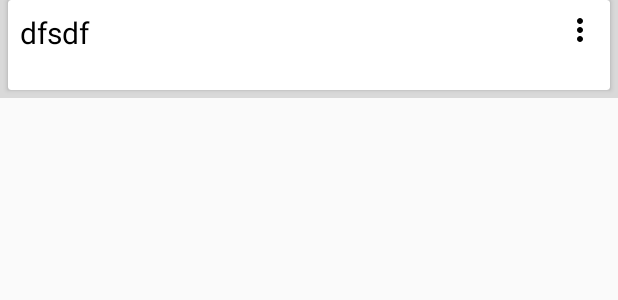
After one commit to marguirrem/GPlay, an Android app: the layout folder_item_list.xml on its own in the app's theme, with its tools: preview values and no code run, on a phone screen of 412 x 824 dp. The commit adds this screen. Shown: the top 300 px of the screen. Run offline under Robolectric (Android 15) with nearby library versions, the phone set to English and light mode, and no system bars.

Commit message:
onclicklistener added to folders list

```diff
--- /dev/null
+++ b/app/src/main/res/layout/folder_item_list.xml
@@ -0,0 +1,45 @@
+<?xml version="1.0" encoding="utf-8"?>
+<RelativeLayout xmlns:android="http://schemas.android.com/apk/res/android"
+    android:layout_width="match_parent"
+    android:layout_height="wrap_content"
+    android:background="#D9D9D9">
+
+    <android.support.v7.widget.CardView
+        android:layout_width="match_parent"
+        android:layout_height="60dp"
+        android:textAlignment="center"
+        android:padding="20dp"
+        android:layout_marginBottom="5dp"
+        android:layout_marginRight="5dp"
+        android:layout_marginLeft="5dp">
+
+        <LinearLayout
+            android:layout_width="match_parent"
+            android:layout_height="wrap_content"
+            android:orientation="horizontal"
+            android:padding="8dp">
+
+            <TextView
+                android:id="@+id/tvFolder"
+                android:layout_width="0dp"
+                android:layout_height="wrap_content"
+                android:layout_gravity="center_vertical"
+                android:layout_weight="1"
+                android:gravity="center_vertical"
+                android:text="dfsdf"
+                android:textColor="@android:color/black"
+                android:textSize="20sp" />
+
+            <ImageView
+                android:id="@+id/ivMoreFolder"
+                android:layout_width="wrap_content"
+                android:layout_height="wrap_content"
+                android:background="@android:color/transparent"
+                android:contentDescription="Song Cover"
+                android:onClick="toggleDetails"
+                android:src="@drawable/ic_more_vert_black_24dp" />
+        </LinearLayout>
+
+    </android.support.v7.widget.CardView>
+
+</RelativeLayout>
```
Also changed, not shown: app/src/main/java/gplay/marlonaguirre/ml/gplay/activities/MainActivity.java (+30 -20 lines), app/src/main/java/gplay/marlonaguirre/ml/gplay/adapters/FoldersAdapter.java (added, +62 -0 lines), app/src/main/res/layout/activity_main.xml (+6 -5 lines).
